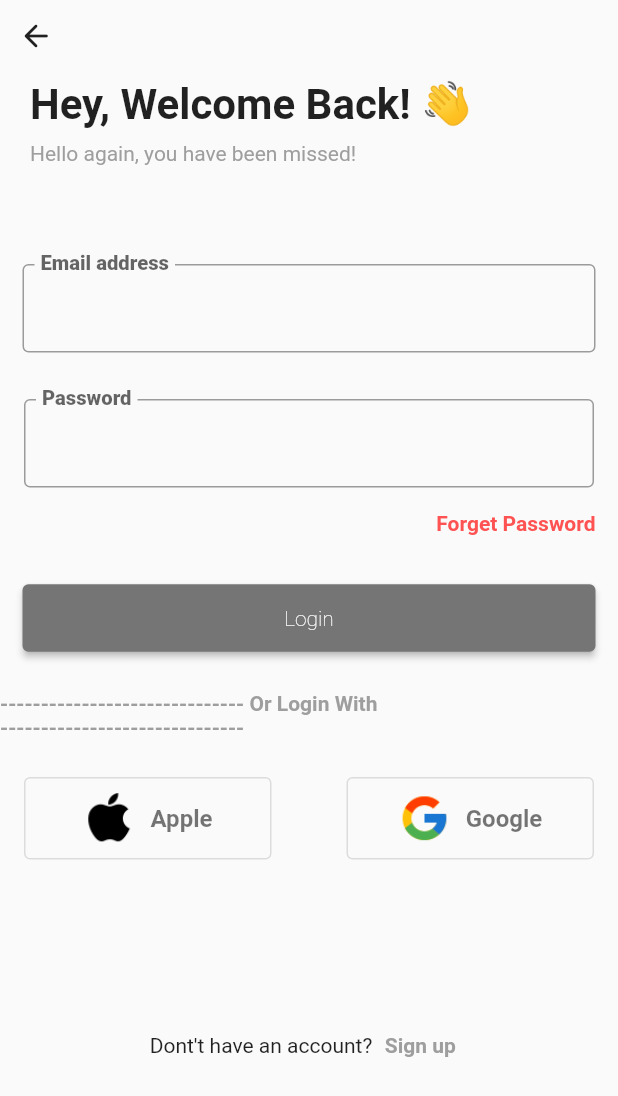
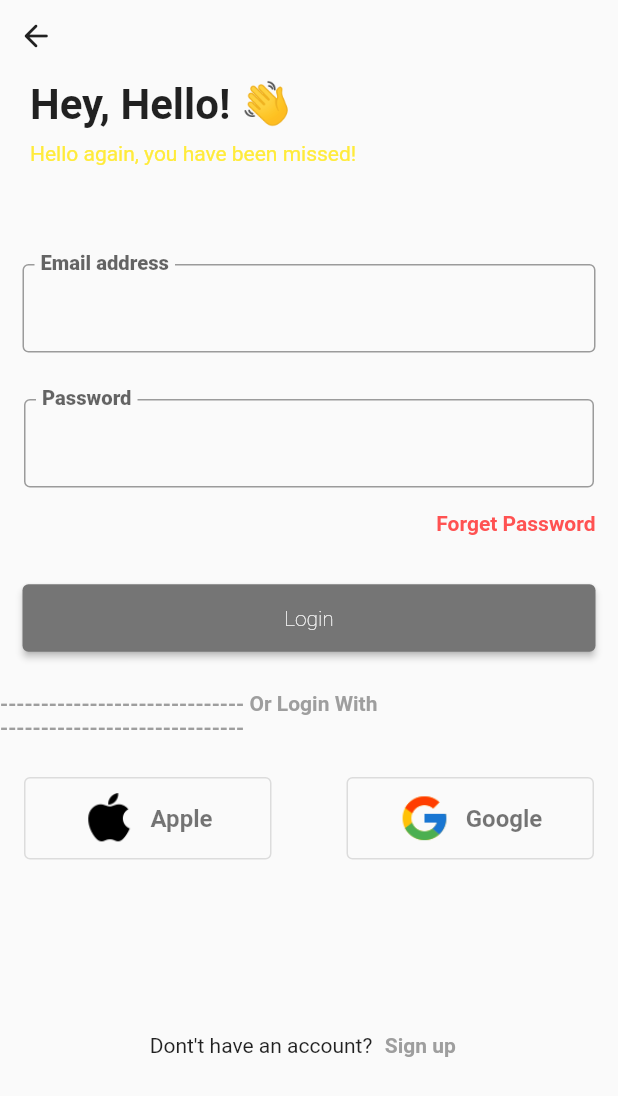
Before and after one commit to tahseenRaj/store, a Flutter app: the Login screen opened directly, on a phone screen of 412 x 824 dp. Shown: the top 1096 px of the screen. Run offline on Flutter 3.47's test engine with Material 2 defaults, Android fonts, the phone set to English and light mode, and no system bars; our stand-ins replace intl_phone_field.

Commit message:
Just some internal work

```diff
--- a/lib/login.dart
+++ b/lib/login.dart
@@ -34,13 +34,13 @@ class _LoginState extends State<Login> {
                   crossAxisAlignment: CrossAxisAlignment.start,
                   children: const [
                     Text(
-                      'Hey, Welcome Back! 👋',
+                      'Hey, Hello! 👋',
                       style:
                           TextStyle(fontSize: 28, fontWeight: FontWeight.w600),
                     ),
                     SizedBox(height: 8),
                     Text("Hello again, you have been missed!",
-                        style: TextStyle(color: Colors.grey)),
+                        style: TextStyle(color: Colors.yellow)),
                   ],
                 ),
               ),
--- a/lib/main.dart
+++ b/lib/main.dart
@@ -1,5 +1,6 @@
 import 'package:flutter/material.dart';
 import 'package:shop/dashboard.dart';
+// import 'package:shared_preferences/shared_preferences.dart';
 
 void main() {
   runApp(const MyApp());
--- a/pubspec.yaml
+++ b/pubspec.yaml
@@ -35,6 +35,7 @@ dependencies:
   # Use with the CupertinoIcons class for iOS style icons.
   cupertino_icons: ^1.0.2
   intl_phone_field: ^3.1.0
+  shared_preferences: ^2.0.15
 
 dev_dependencies:
   flutter_test:
```
Also changed, not shown: pubspec.lock, 1 other file.
